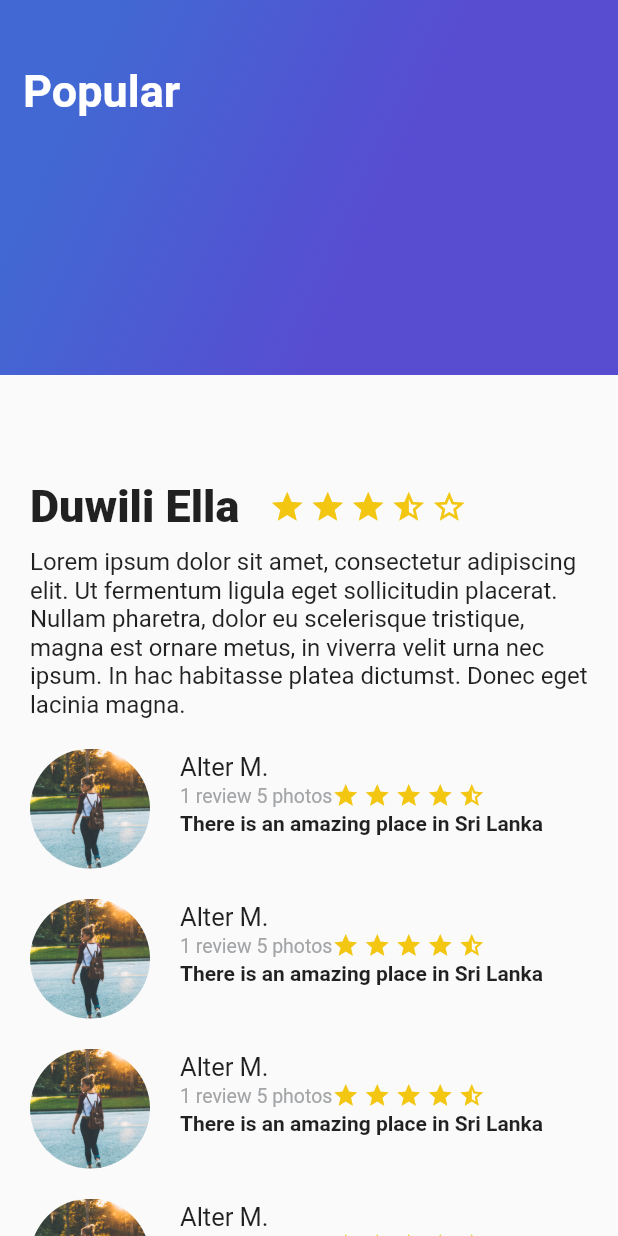
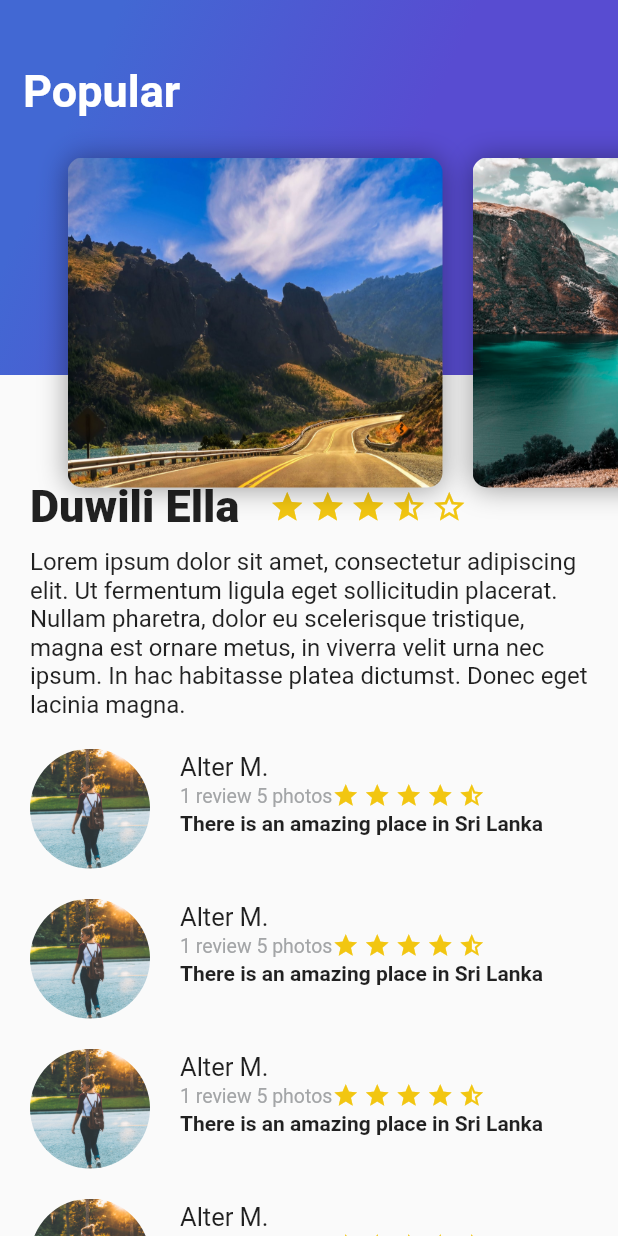
Before and after one commit to amoradel/platzi_trips_app, a Flutter app: the screen it shows after launch, on a phone screen of 412 x 824 dp. Run offline on Flutter 3.47's test engine with Material 2 defaults, Android fonts, the phone set to English and light mode, and no system bars; Roboto replaces fonts that are missing (Lato-Regular).

Commit message:
Card image list and header appbar

```diff
--- a/lib/card_image.dart
+++ b/lib/card_image.dart
@@ -1,7 +1,7 @@
 import 'package:flutter/material.dart';
 
 class CardImage extends StatelessWidget {
-  String pathImage = 'assets/img/landscape1.jpg';
+  String pathImage;
 
   CardImage(this.pathImage);
 
@@ -24,6 +24,6 @@ class CardImage extends StatelessWidget {
           ]),
     );
 
-    return Container();
+    return card;
   }
 }
--- /dev/null
+++ b/lib/card_image_list.dart
@@ -0,0 +1,23 @@
+import 'package:flutter/material.dart';
+import 'package:platzi_trips_app/card_image.dart';
+
+class CardImageList extends StatelessWidget {
+  @override
+  Widget build(BuildContext context) {
+    return Container(
+      height: 350,
+      child: ListView(
+        padding: EdgeInsets.all(25.0),
+        scrollDirection: Axis.horizontal,
+        children: <Widget>[
+          CardImage('assets/img/landscape1.jpg'),
+          CardImage('assets/img/landscape2.jpg'),
+          CardImage('assets/img/landscape3.jpg'),
+          CardImage('assets/img/landscape4.jpg'),
+          CardImage('assets/img/landscape5.jpg'),
+          CardImage('assets/img/landscape6.jpg')
+        ],
+      ),
+    );
+  }
+}
--- /dev/null
+++ b/lib/header_appbar.dart
@@ -0,0 +1,12 @@
+import 'package:flutter/material.dart';
+import 'package:platzi_trips_app/card_image_list.dart';
+import 'package:platzi_trips_app/gradient_back.dart';
+
+class HeaderAppbar extends StatelessWidget {
+  @override
+  Widget build(BuildContext context) {
+    return Stack(
+      children: <Widget>[GradientBack("Popular"), CardImageList()],
+    );
+  }
+}
--- a/lib/main.dart
+++ b/lib/main.dart
@@ -1,7 +1,6 @@
 import 'package:flutter/material.dart';
-import 'package:flutter/services.dart';
 import 'package:platzi_trips_app/description_place.dart';
-import 'package:platzi_trips_app/gradient_back.dart';
+import 'package:platzi_trips_app/header_appbar.dart';
 import 'package:platzi_trips_app/review_list.dart';
 
 void main() => runApp(MyApp());
@@ -40,7 +39,7 @@ class MyApp extends StatelessWidget {
                   ReviewList()
                 ],
               ),
-              GradientBack(title)
+              HeaderAppbar()
             ],
           ),
         ));
```
